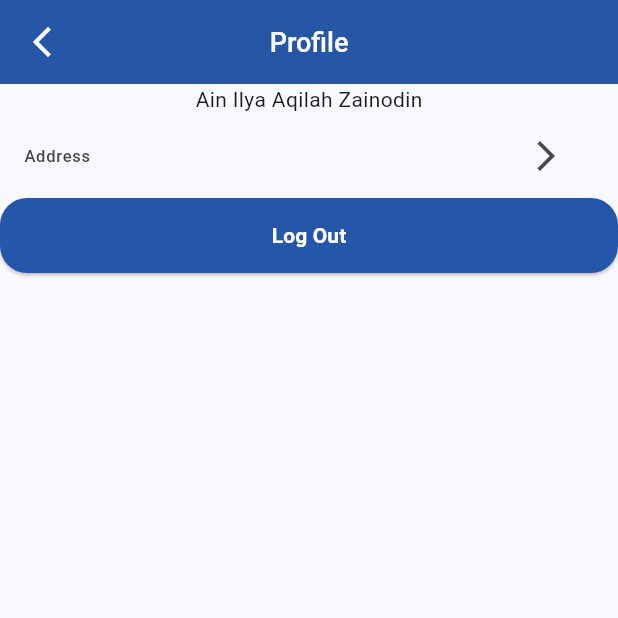
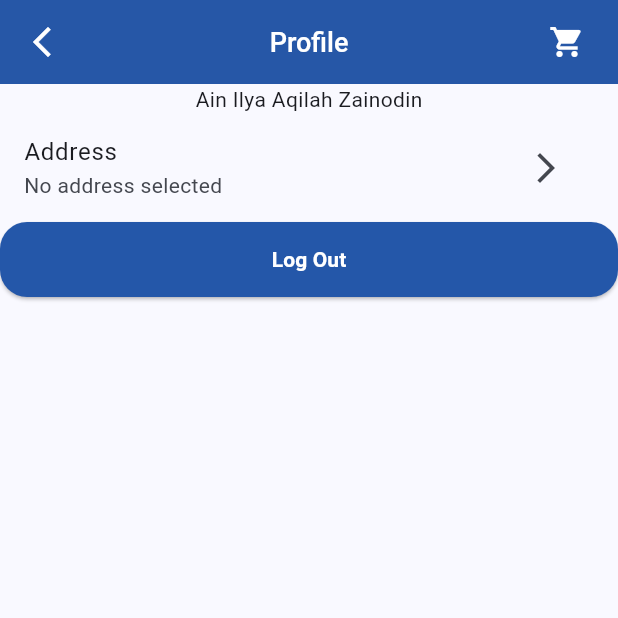
Before and after one commit to ilyazain/hikaru-shop, a Flutter app: the ProfilePage screen opened by its route, on a phone screen of 412 x 824 dp, the top half of it. Run offline on Flutter 3.47's test engine with Material 3 defaults, Android fonts, the phone set to English and light mode, and no system bars; our stand-ins replace flutter_bloc, shared_preferences; accounts and stored records are empty; network calls fail; Roboto replaces fonts that are missing (Poppins).

Commit message:
display selected address at profile page

```diff
--- a/lib/profile/profile.dart
+++ b/lib/profile/profile.dart
@@ -1,9 +1,12 @@
+import 'dart:convert';
+
 import 'package:flutter/material.dart';
 import 'package:hikaru_e_shop/common_data/appbar.dart';
 import 'package:hikaru_e_shop/common_data/button.dart';
 import 'package:hikaru_e_shop/common_data/constant.dart';
 import 'package:hikaru_e_shop/home.dart';
 import 'package:hikaru_e_shop/profile/address.dart';
+import 'package:shared_preferences/shared_preferences.dart';
 
 class ProfilePage extends StatefulWidget {
   const ProfilePage({super.key});
@@ -13,10 +16,28 @@ class ProfilePage extends StatefulWidget {
 }
 
 class _ProfilePageState extends State<ProfilePage> {
+  Map<String, dynamic>? selectedAddress;
+  @override
+  void initState() {
+    super.initState();
+    _loadSelectedAddress();
+  }
+
+  Future<void> _loadSelectedAddress() async {
+    SharedPreferences prefs = await SharedPreferences.getInstance();
+    String? selectedAddressJson = prefs.getString('selectedaddress');
+    if (selectedAddressJson != null) {
+      setState(() {
+        selectedAddress = json.decode(selectedAddressJson);
+      });
+    }
+  }
+
   @override
   Widget build(BuildContext context) {
     return Scaffold(
       appBar: MainAppBar(
+          haveTrailing: true,
           text: "Profile",
           appBar: AppBar(),
           onPressed: () {
@@ -35,7 +56,11 @@ class _ProfilePageState extends State<ProfilePage> {
             //image profile
             Text("Ain Ilya Aqilah Zainodin"),
             ListTile(
-              leading: Text("Address"),
+              title: Text("Address"),
+              subtitle: selectedAddress != null
+                  ? Text(
+                      '${selectedAddress!['add']}, ${selectedAddress!['city']}, ${selectedAddress!['postcode']}, ${selectedAddress!['state']}')
+                  : Text('No address selected'),
               trailing: IconButton(
                 icon: Icon(Icons.arrow_forward_ios_sharp),
                 onPressed: () {
--- a/lib/purchase/cart.dart
+++ b/lib/purchase/cart.dart
@@ -27,7 +27,11 @@ class _CartPageState extends State<CartPage> {
   @override
   void initState() {
     super.initState();
+    _loadCartItems();
     _loadSelectedAddress();
+  }
+
+  _loadCartItems() {
     // Retrieve cart items from SharedPreferences when the page loads
     SharedPreferences.getInstance().then(
       (prefs) {
```
